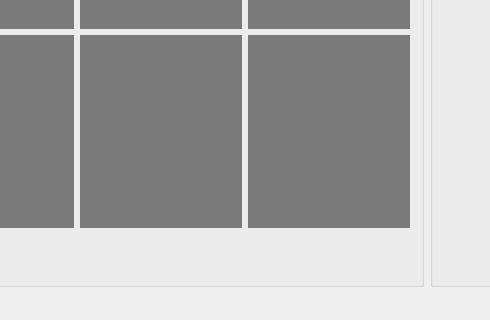
YunXiaooooo/partDetection, file project/view.ui: the form before one commit; both pictures show x 281 to 771 and y 427 to 747 of the 953 by 747 pixel window.
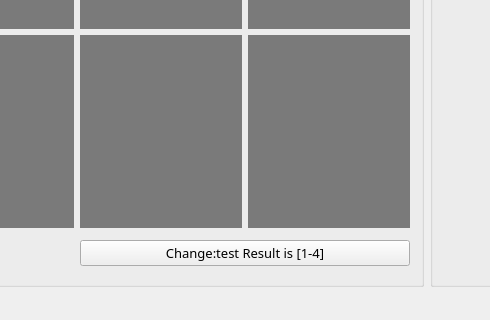
The form after the commit.

What changed in the file:
```diff
--- a/project/view.ui
+++ b/project/view.ui
@@ -343,6 +343,19 @@
          </property>
         </widget>
        </item>
+       <item row="3" column="3" colspan="2">
+        <widget class="QPushButton" name="pushButton_3">
+         <property name="font">
+          <font>
+           <weight>50</weight>
+           <bold>false</bold>
+          </font>
+         </property>
+         <property name="text">
+          <string>Change:test Result is [1-4]</string>
+         </property>
+        </widget>
+       </item>
       </layout>
      </widget>
     </item>
```
